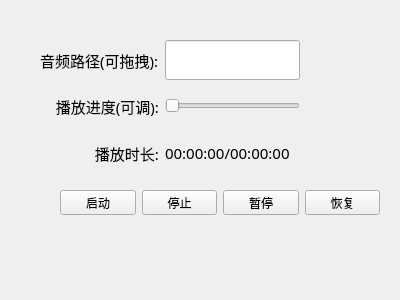
towards126/AudioPlayer, file widget.ui: the form before one commit.
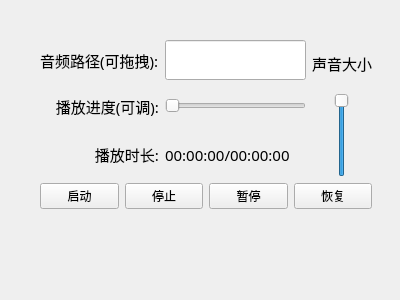
The form after the commit.

Patch:
```diff
--- a/widget.ui
+++ b/widget.ui
@@ -18,10 +18,14 @@
     <rect>
      <x>40</x>
      <y>40</y>
-     <width>260</width>
-     <height>134</height>
+     <width>332</width>
+     <height>169</height>
     </rect>
    </property>
+   <layout class="QVBoxLayout" name="verticalLayout_2">
+    <item>
+     <layout class="QHBoxLayout" name="horizontalLayout_2">
+      <item>
    <layout class="QGridLayout" name="gridLayout">
     <item row="2" column="1">
      <widget class="QLabel" name="label_duration">
@@ -142,16 +146,59 @@
      </widget>
     </item>
    </layout>
-  </widget>
-  <widget class="QWidget" name="layoutWidget1">
-   <property name="geometry">
-    <rect>
-     <x>60</x>
-     <y>190</y>
-     <width>320</width>
-     <height>25</height>
-    </rect>
-   </property>
+      </item>
+      <item>
+       <layout class="QVBoxLayout" name="verticalLayout">
+        <item>
+         <widget class="QLabel" name="label_2">
+          <property name="minimumSize">
+           <size>
+            <width>0</width>
+            <height>40</height>
+           </size>
+          </property>
+          <property name="font">
+           <font>
+            <family>微软雅黑</family>
+            <pointsize>11</pointsize>
+            <bold>false</bold>
+           </font>
+          </property>
+          <property name="text">
+           <string>声音大小</string>
+          </property>
+         </widget>
+        </item>
+        <item alignment="Qt::AlignmentFlag::AlignHCenter|Qt::AlignmentFlag::AlignVCenter">
+         <widget class="QSlider" name="slider_2">
+          <property name="minimumSize">
+           <size>
+            <width>0</width>
+            <height>40</height>
+           </size>
+          </property>
+          <property name="minimum">
+           <number>0</number>
+          </property>
+          <property name="singleStep">
+           <number>2</number>
+          </property>
+          <property name="pageStep">
+           <number>10</number>
+          </property>
+          <property name="value">
+           <number>99</number>
+          </property>
+          <property name="orientation">
+           <enum>Qt::Orientation::Vertical</enum>
+          </property>
+         </widget>
+        </item>
+       </layout>
+      </item>
+     </layout>
+    </item>
+    <item>
    <layout class="QHBoxLayout" name="horizontalLayout">
     <item>
      <widget class="QPushButton" name="btn_start">
@@ -180,6 +227,8 @@
        <string>恢复</string>
       </property>
      </widget>
+      </item>
+     </layout>
     </item>
    </layout>
   </widget>
```
Lines whose indentation alone changed are shown as unchanged.
